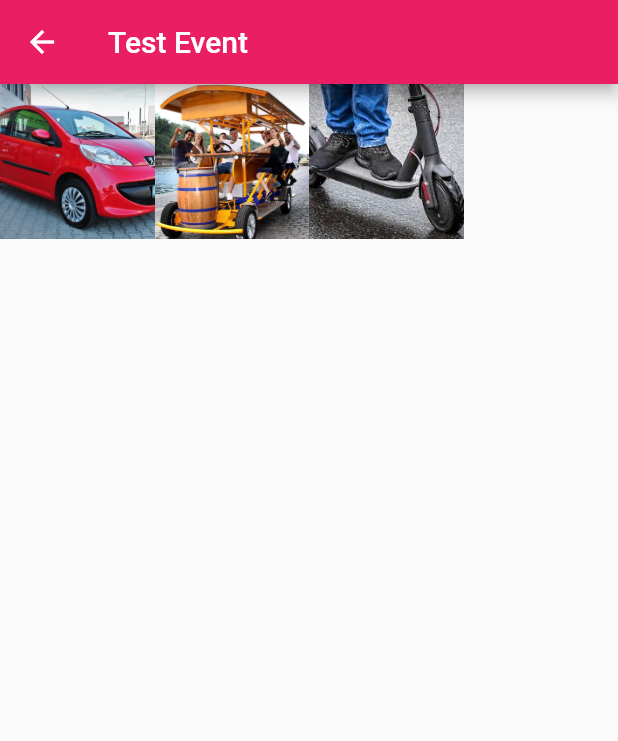
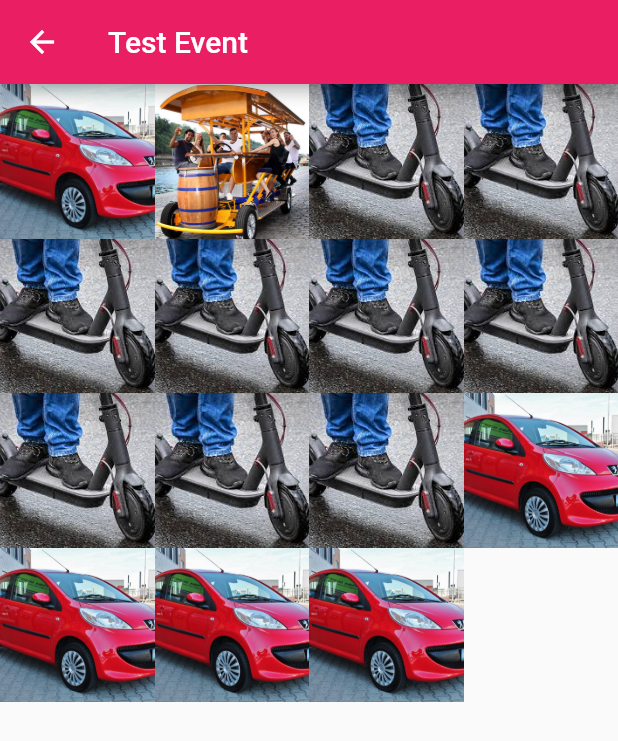
Before and after one commit to RickVerkuijlen/relife, a Flutter app: the VoteFragment screen opened directly, on a phone screen of 412 x 824 dp. Shown: the top 741 px of the screen. Run offline on Flutter 3.47's test engine with Material 2 defaults, Android fonts, the light colour scheme and no system bars.

Commit message:
seperated pages

```diff
--- a/flutter/lib/fragments/vote_fragment.dart
+++ b/flutter/lib/fragments/vote_fragment.dart
@@ -3,7 +3,7 @@ import 'package:am_awareness/fragments/home_fragment.dart';
 import 'package:flutter/cupertino.dart';
 import 'package:flutter/material.dart';
 import 'package:am_awareness/components/photo.dart';
-
+import 'package:am_awareness/fragments/vote_detail_fragment.dart';
 
 class VoteFragment extends StatefulWidget {
   const VoteFragment({Key? key, required this.uuid}) : super(key: key);
@@ -16,32 +16,44 @@ class VoteFragment extends StatefulWidget {
 
 class _VoteFragmentState extends State<VoteFragment> {
   final List<Photo> _photos = [
-    Photo(
-        'images/auto.jpg',
-        'Auto',
-        'Een simpele auto, c1 rood',
-        'rood, verbrandingsmotor, auto',
-        'Arnhem'
-    ),
+    Photo('images/auto.jpg', 'Auto', 'Een simpele auto, c1 rood',
+        'rood, verbrandingsmotor, auto', 'Arnhem'),
     Photo(
         'images/bierfiets.jpg',
         'Bierfiets',
         'Een fiets voor vrienden, terwijl je bier drinkt',
         'Fiets, bier, alcohol',
-        'Nijmegen'
-    ),
-    Photo(
-        'images/e-step.jpg',
-        'e-step',
-        'Een step met een electrische motor',
-        'step, electrisch, klein',
-        'Wychen'
-    )
+        'Nijmegen'),
+    Photo('images/e-step.jpg', 'e-step', 'Een step met een electrische motor',
+        'step, electrisch, klein', 'Wychen'),
+    Photo('images/e-step.jpg', 'e-step', 'Een step met een electrische motor',
+        'step, electrisch, klein', 'Wychen'),
+    Photo('images/e-step.jpg', 'e-step', 'Een step met een electrische motor',
+        'step, electrisch, klein', 'Wychen'),
+    Photo('images/e-step.jpg', 'e-step', 'Een step met een electrische motor',
+        'step, electrisch, klein', 'Wychen'),
+    Photo('images/e-step.jpg', 'e-step', 'Een step met een electrische motor',
+        'step, electrisch, klein', 'Wychen'),
+    Photo('images/e-step.jpg', 'e-step', 'Een step met een electrische motor',
+        'step, electrisch, klein', 'Wychen'),
+    Photo('images/e-step.jpg', 'e-step', 'Een step met een electrische motor',
+        'step, electrisch, klein', 'Wychen'),
+    Photo('images/e-step.jpg', 'e-step', 'Een step met een electrische motor',
+        'step, electrisch, klein', 'Wychen'),
+    Photo('images/e-step.jpg', 'e-step', 'Een step met een electrische motor',
+        'step, electrisch, klein', 'Wychen'),
+    Photo('images/auto.jpg', 'Auto', 'Een simpele auto, c1 rood',
+        'rood, verbrandingsmotor, auto', 'Arnhem'),
+    Photo('images/auto.jpg', 'Auto', 'Een simpele auto, c1 rood',
+        'rood, verbrandingsmotor, auto', 'Arnhem'),
+    Photo('images/auto.jpg', 'Auto', 'Een simpele auto, c1 rood',
+        'rood, verbrandingsmotor, auto', 'Arnhem'),
+    Photo('images/auto.jpg', 'Auto', 'Een simpele auto, c1 rood',
+        'rood, verbrandingsmotor, auto', 'Arnhem'),
   ];
 
   @override
   void initState() {
-
     super.initState();
   }
 
@@ -58,7 +70,7 @@ class _VoteFragmentState extends State<VoteFragment> {
         itemCount: _photos.length,
         itemBuilder: (context, index) {
           return GestureDetector(
-                onTap: (){
+            onTap: () {
               Navigator.push(
                 context,
                 MaterialPageRoute(
@@ -67,8 +79,7 @@ class _VoteFragmentState extends State<VoteFragment> {
                       title: _photos[index].title,
                       description: _photos[index].description,
                       tags: _photos[index].tags,
-                        location: _photos[index].location
-                      ),
+                      location: _photos[index].location),
                 ),
               );
             },
@@ -86,45 +97,3 @@ class _VoteFragmentState extends State<VoteFragment> {
     );
   }
 }
-class DetailPage extends StatelessWidget {
-  final String image;
-  final String title;
-  final String description;
-  final String tags;
-  final String location;
-  const DetailPage({Key? key,
-    required this.image, required this.title, required this.description, required this.location, required this.tags })
-      : super(key: key);
-
-  @override
-  Widget build(BuildContext context) {
-    return Scaffold(
-      appBar: AppBar(
-        title: Text(title),
-      ),
-      body: Column(
-        children: [
-          AspectRatio(
-              aspectRatio: 1,
-          child: Container(
-            width: double.infinity,
-            child: Image(
-              image: AssetImage(image),
-            ),
-          ),
-          ),
-
-          Container(
-            margin: const EdgeInsets.all(20.0),
-            child: Center(
-              child: Text(
-                title,
-                style: TextStyle(fontSize: 40),
-              ),
-            ),
-          ),
-        ],
-      ),
-    );
-  }
-}
```
Also changed, not shown: flutter/lib/fragments/vote_detail_fragment.dart (added, +50 -0 lines), flutter/pubspec.lock. Lines whose indentation alone changed are shown as unchanged.
